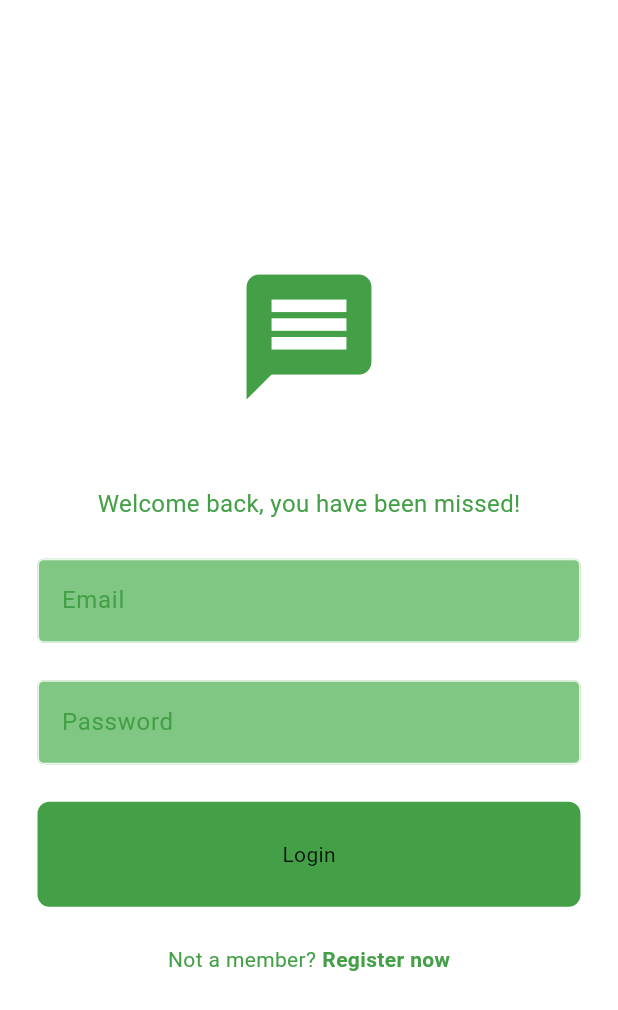
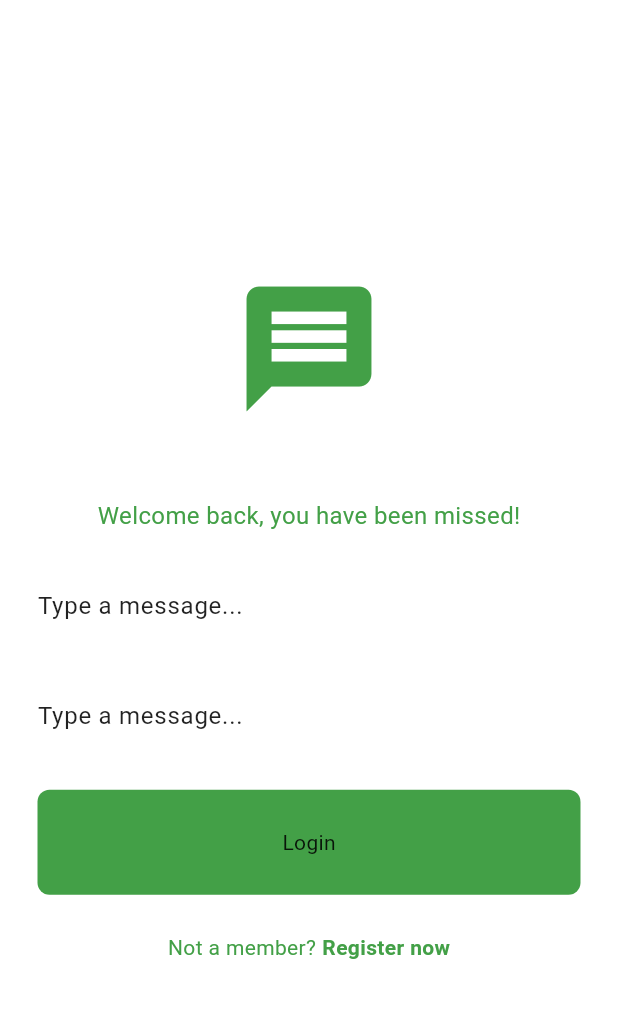
Before and after one commit to ghdvhoang/GreenMessageApp, a Flutter app: the screen it shows after launch, on a phone screen of 412 x 824 dp. Shown: the top 1010 px of the screen. Run offline on Flutter 3.47's test engine with Material 3 defaults, Android fonts, the phone set to English and light mode, and no system bars; our stand-ins replace cloud_firestore, firebase_auth, firebase_core; accounts and stored records are empty.

```diff
--- a/lib/components/my_textfield.dart
+++ b/lib/components/my_textfield.dart
@@ -20,20 +20,9 @@ class MyTextField extends StatelessWidget {
         obscureText: obscureText,
         controller: controller,
         decoration: InputDecoration(
-          enabledBorder: OutlineInputBorder(
-            borderSide: BorderSide(
-              color: Theme.of(context).colorScheme.tertiary,
-            ),
-          ),
-          focusedBorder: OutlineInputBorder(
-            borderSide: BorderSide(
-              color: Theme.of(context).colorScheme.primary,
-            ),
-          ),
-          fillColor: Theme.of(context).colorScheme.secondary,
-          filled: true,
-          hintText: hintText,
-          hintStyle: TextStyle(color: Theme.of(context).colorScheme.primary),
+          border: InputBorder.none,
+          hintText: 'Type a message...',
+          // hintStyle: TextStyle(color: colors.onSurface.withValues(alpha: 0.5)),
         ),
       ),
     );
```
Also changed, not shown: lib/components/chat_bubble.dart (+15 -14 lines), lib/pages/chat_page.dart (+64 -6 lines).
